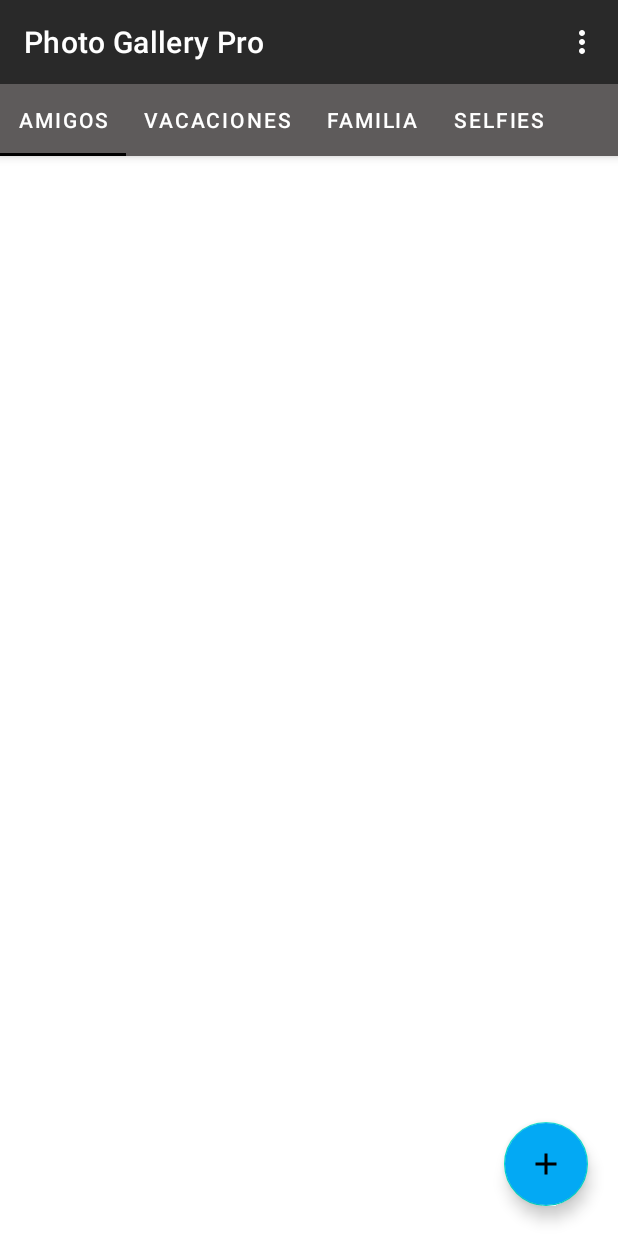
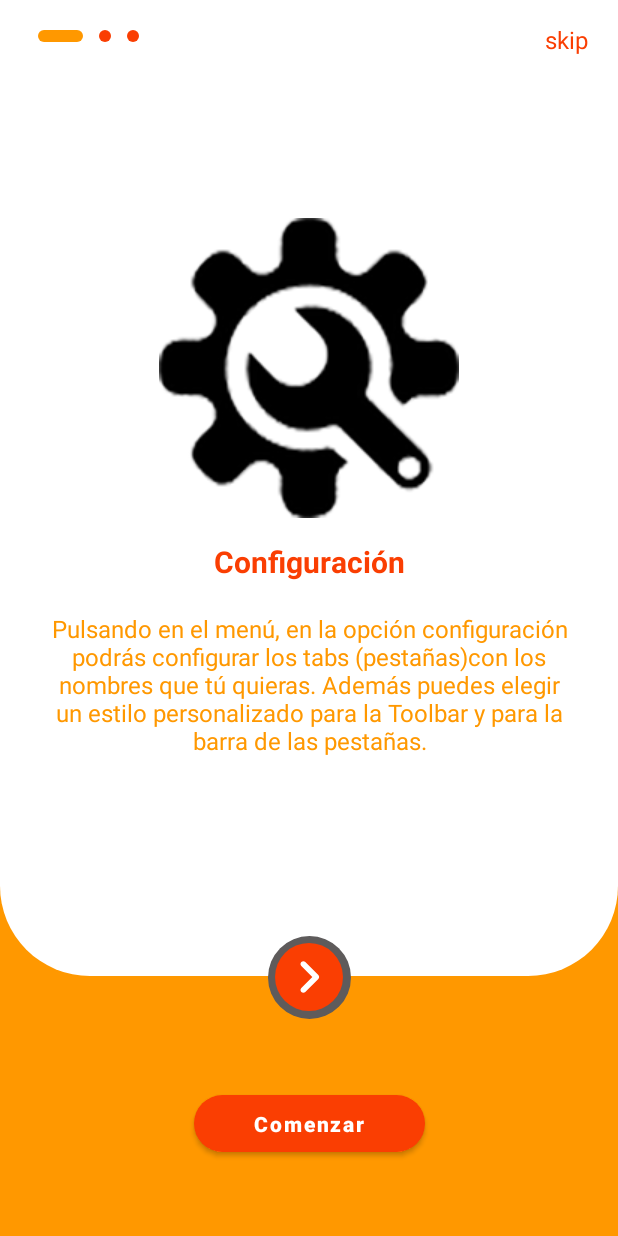
Before and after one commit to joseolivagarcia/PhotoGalleryPro, an Android app: the screen it shows after launch (MainActivity before the commit, OnBoardingActivity after it), on a phone screen of 412 x 824 dp. Run offline under Robolectric (Android 15) with nearby library versions, the phone set to English and light mode, and no system bars.

Commit message:
Añadida pantalla onboarding para instrucciones

```diff
--- /dev/null
+++ b/app/src/main/java/joseoliva/com/photogallerypro/adapter/OnboardingItemsAdapter.kt
@@ -0,0 +1,45 @@
+package joseoliva.com.photogallerypro.adapter
+
+import android.view.LayoutInflater
+import android.view.View
+import android.view.ViewGroup
+import android.widget.ImageView
+import android.widget.TextView
+import androidx.recyclerview.widget.RecyclerView
+import joseoliva.com.photogallerypro.R
+import joseoliva.com.photogallerypro.onboardingscreen.OnboardingItem
+
+class OnboardingItemsAdapter(private val onboardingItems: List<OnboardingItem>): RecyclerView.Adapter<OnboardingItemsAdapter.OnboardingItemViewHolder>() {
+
+    override fun onCreateViewHolder(parent: ViewGroup, viewType: Int): OnboardingItemViewHolder {
+        return OnboardingItemViewHolder(
+            LayoutInflater.from(parent.context).inflate(
+                R.layout.onboarding_item_container,
+                parent,
+                false
+            )
+        )
+    }
+
+    override fun onBindViewHolder(holder: OnboardingItemViewHolder, position: Int) {
+        holder.bind(onboardingItems[position])
+    }
+
+    override fun getItemCount(): Int {
+        return onboardingItems.size
+    }
+
+    inner class OnboardingItemViewHolder(view: View): RecyclerView.ViewHolder(view){
+        //inicio los datos a rellenar del item y los relleno con lo que haya en cada uno
+
+        private val imageOnboarding = view.findViewById<ImageView>(R.id.imageOnBoarding)
+        private val textTitle = view.findViewById<TextView>(R.id.textTitle)
+        private val textDescription = view.findViewById<TextView>(R.id.textDescription)
+
+        fun bind(onboardingItem: OnboardingItem){
+            imageOnboarding.setImageResource(onboardingItem.onboardingImage)
+            textTitle.text = onboardingItem.tittle
+            textDescription.text = onboardingItem.description
+        }
+    }
+}
--- /dev/null
+++ b/app/src/main/java/joseoliva/com/photogallerypro/onboardingscreen/OnBoardingActivity.kt
@@ -0,0 +1,135 @@
+package joseoliva.com.photogallerypro.onboardingscreen
+
+import android.content.Intent
+import androidx.appcompat.app.AppCompatActivity
+import android.os.Bundle
+import android.view.ViewGroup.LayoutParams.WRAP_CONTENT
+import android.widget.ImageView
+import android.widget.LinearLayout
+import android.widget.TextView
+import androidx.core.content.ContextCompat
+import androidx.recyclerview.widget.RecyclerView
+import androidx.viewpager2.widget.ViewPager2
+import com.google.android.material.button.MaterialButton
+import joseoliva.com.photogallerypro.MainActivity
+import joseoliva.com.photogallerypro.R
+import joseoliva.com.photogallerypro.adapter.OnboardingItemsAdapter
+
+class OnBoardingActivity : AppCompatActivity() {
+
+    //referencio el adappter
+    private lateinit var onboardingItemsAdapter: OnboardingItemsAdapter
+    private lateinit var indicatorsContainer: LinearLayout
+
+    override fun onCreate(savedInstanceState: Bundle?) {
+        super.onCreate(savedInstanceState)
+        setContentView(R.layout.activity_on_boarding)
+
+        setOnboardingItems()
+        setupIndicators() //esta es la fun que dibuja los tres puntos
+        setCurrentIndicator(0)
+    }
+
+    private fun setOnboardingItems(){
+
+        onboardingItemsAdapter = OnboardingItemsAdapter(
+            listOf(
+                //creo los items que vaya a necesitar
+            OnboardingItem(
+                onboardingImage = R.drawable.icosettings,
+                tittle = "Configuración",
+                description = "Pulsando en el menú, en la opción configuración podrás configurar los tabs (pestañas)" +
+                        "con los nombres que tú quieras. Además puedes elegir un estilo personalizado para la Toolbar y " +
+                        "para la barra de las pestañas."
+            ),
+                OnboardingItem(
+                    onboardingImage = R.drawable.icopapelera,
+                    tittle = "Borrar todas las imágenes",
+                    description = "Pulsando en el menú en la opción borrar imágenes, eliminarás todas las imágenes de todas " +
+                            "las pestañas..."
+                ),
+                OnboardingItem(
+                    onboardingImage = R.drawable.icoadd,
+                    tittle = "Añadir fotografía",
+                    description = "Pulsando en el símbolo + en cada pestaña, podrás seleccionar una fotografía de tu galería."
+                )
+            )
+        )
+        //inicializo el viewpager y le paso el adapter
+        val onboardingViewPager = findViewById<ViewPager2>(R.id.onboardingviewpager)
+        onboardingViewPager.adapter = onboardingItemsAdapter
+        //esto es para los puntos de arriba a la izda del viewpager
+        onboardingViewPager.registerOnPageChangeCallback(object:
+        ViewPager2.OnPageChangeCallback(){
+            override fun onPageSelected(position: Int) {
+                super.onPageSelected(position)
+                setCurrentIndicator(position)
+            }
+        })
+        (onboardingViewPager.getChildAt(0) as RecyclerView).overScrollMode = RecyclerView.OVER_SCROLL_NEVER
+
+        //para dar funcionalidad a los botones
+        findViewById<ImageView>(R.id.imageNext).setOnClickListener {
+            if(onboardingViewPager.currentItem +1 < onboardingItemsAdapter.itemCount){
+                onboardingViewPager.currentItem += 1
+            }else{
+                navigateToMainActivity()
+            }
+        }
+        findViewById<TextView>(R.id.textskip).setOnClickListener {
+            navigateToMainActivity()
+        }
+        findViewById<MaterialButton>(R.id.buttongetstarted).setOnClickListener {
+            navigateToMainActivity()
+        }
+    }
+
+    private fun navigateToMainActivity(){
+        startActivity(Intent(applicationContext,MainActivity::class.java))
+        finish()
+    }
+
+    //esta funcion es para mostrar los tres puntos en el linearlayout que tenemos arriba a la izda en el viewpager
+    private fun setupIndicators(){
+        indicatorsContainer = findViewById(R.id.indicatorsContainer)
+        val indicators = arrayOfNulls<ImageView>(onboardingItemsAdapter.itemCount)
+        val layoutParams: LinearLayout.LayoutParams =
+            LinearLayout.LayoutParams(WRAP_CONTENT, WRAP_CONTENT)
+        layoutParams.setMargins(8,0,8,0)
+        for(i in indicators.indices){
+            indicators[i] = ImageView(applicationContext)
+            indicators[i]?.let {
+                it.setImageDrawable(
+                    ContextCompat.getDrawable(
+                        applicationContext,
+                        R.drawable.indicator_inactive_background
+                    )
+                )
+                it.layoutParams = layoutParams
+                indicatorsContainer.addView(it)
+            }
+        }
+    }
+
+    private fun setCurrentIndicator(position: Int){
+        val childCount = indicatorsContainer.childCount
+        for (i in 0 until childCount){
+            val imageView = indicatorsContainer.getChildAt(i) as ImageView
+            if(i == position){
+                imageView.setImageDrawable(
+                    ContextCompat.getDrawable(
+                        applicationContext,
+                        R.drawable.indicator_active_background
+                    )
+                )
+            }else{
+                imageView.setImageDrawable(
+                    ContextCompat.getDrawable(
+                        applicationContext,
+                        R.drawable.indicator_inactive_background
+                    )
+                )
+            }
+        }
+    }
+}
--- /dev/null
+++ b/app/src/main/java/joseoliva/com/photogallerypro/onboardingscreen/OnboardingItem.kt
@@ -0,0 +1,7 @@
+package joseoliva.com.photogallerypro.onboardingscreen
+//este es el objeto que va a rellenar cada pagina del viewpager
+data class OnboardingItem (
+    val onboardingImage: Int,
+    val tittle: String,
+    val description: String
+    )
--- a/app/src/main/java/joseoliva/com/photogallerypro/splashscreen/SplashScreen.kt
+++ b/app/src/main/java/joseoliva/com/photogallerypro/splashscreen/SplashScreen.kt
@@ -5,10 +5,11 @@ import androidx.appcompat.app.AppCompatActivity
 import android.os.Bundle
 import joseoliva.com.photogallerypro.MainActivity
 import joseoliva.com.photogallerypro.R
+import joseoliva.com.photogallerypro.onboardingscreen.OnBoardingActivity
 
 class SplashScreen : AppCompatActivity() {
     override fun onCreate(savedInstanceState: Bundle?) {
         super.onCreate(savedInstanceState)
-        startActivity(Intent(this,MainActivity::class.java))
+        startActivity(Intent(this,OnBoardingActivity::class.java))
     }
 }
--- /dev/null
+++ b/app/src/main/res/drawable/ic_right.xml
@@ -0,0 +1,5 @@
+<vector android:autoMirrored="true" android:height="24dp"
+    android:tint="#000000" android:viewportHeight="24"
+    android:viewportWidth="24" android:width="24dp" xmlns:android="http://schemas.android.com/apk/res/android">
+    <path android:fillColor="@android:color/white" android:pathData="M9.29,15.88L13.17,12 9.29,8.12c-0.39,-0.39 -0.39,-1.02 0,-1.41 0.39,-0.39 1.02,-0.39 1.41,0l4.59,4.59c0.39,0.39 0.39,1.02 0,1.41L10.7,17.3c-0.39,0.39 -1.02,0.39 -1.41,0 -0.38,-0.39 -0.39,-1.03 0,-1.42z"/>
+</vector>
--- /dev/null
+++ b/app/src/main/res/drawable/icon_background.xml
@@ -0,0 +1,6 @@
+<?xml version="1.0" encoding="utf-8"?>
+<shape xmlns:android="http://schemas.android.com/apk/res/android"
+    android:shape="oval">
+    <solid android:color="@color/orange1"/>
+
+</shape>
--- /dev/null
+++ b/app/src/main/res/drawable/icon_outer_background.xml
@@ -0,0 +1,6 @@
+<?xml version="1.0" encoding="utf-8"?>
+<shape xmlns:android="http://schemas.android.com/apk/res/android"
+    android:shape="oval">
+    <solid android:color="@color/grey"/>
+
+</shape>
--- /dev/null
+++ b/app/src/main/res/drawable/indicator_active_background.xml
@@ -0,0 +1,9 @@
+<?xml version="1.0" encoding="utf-8"?>
+<shape xmlns:android="http://schemas.android.com/apk/res/android"
+    android:shape="rectangle">
+    <solid android:color="@color/orange"/>
+    <size android:height="8dp"
+        android:width="30dp"/>
+    <corners android:radius="20dp"/>
+
+</shape>
--- /dev/null
+++ b/app/src/main/res/drawable/indicator_inactive_background.xml
@@ -0,0 +1,8 @@
+<?xml version="1.0" encoding="utf-8"?>
+<shape xmlns:android="http://schemas.android.com/apk/res/android"
+    android:shape="oval">
+    <solid android:color="@color/orange1"/>
+    <size android:width="8dp"
+        android:height="8dp"/>
+
+</shape>
--- /dev/null
+++ b/app/src/main/res/drawable/view_pager_background.xml
@@ -0,0 +1,9 @@
+<?xml version="1.0" encoding="utf-8"?>
+<shape xmlns:android="http://schemas.android.com/apk/res/android"
+    android:shape="rectangle">
+    <solid android:color="@color/white"/>
+    <corners
+        android:bottomLeftRadius="60dp"
+        android:bottomRightRadius="60dp"/>
+
+</shape>
--- /dev/null
+++ b/app/src/main/res/layout/activity_on_boarding.xml
@@ -0,0 +1,91 @@
+<?xml version="1.0" encoding="utf-8"?>
+<androidx.constraintlayout.widget.ConstraintLayout xmlns:android="http://schemas.android.com/apk/res/android"
+    xmlns:app="http://schemas.android.com/apk/res-auto"
+    xmlns:tools="http://schemas.android.com/tools"
+    android:layout_width="match_parent"
+    android:layout_height="match_parent"
+    android:background="@color/orange"
+    tools:context=".onboardingscreen.OnBoardingActivity">
+
+    <androidx.viewpager2.widget.ViewPager2
+        android:id="@+id/onboardingviewpager"
+        android:layout_width="match_parent"
+        android:layout_height="0dp"
+        android:background="@drawable/view_pager_background"
+        app:layout_constraintBottom_toTopOf="@id/viewCenterOfNext"
+        app:layout_constraintTop_toTopOf="parent"/>
+
+    <LinearLayout
+        android:id="@+id/indicatorsContainer"
+        android:layout_width="wrap_content"
+        android:layout_height="wrap_content"
+        android:layout_marginStart="20dp"
+        android:layout_marginLeft="20dp"
+        android:layout_marginTop="20dp"
+        android:orientation="horizontal"
+        app:layout_constraintStart_toStartOf="parent"
+        app:layout_constraintTop_toTopOf="parent"/>
+
+    <TextView
+        android:id="@+id/textskip"
+        android:layout_width="wrap_content"
+        android:layout_height="wrap_content"
+        android:layout_marginTop="15dp"
+        android:layout_marginEnd="20dp"
+        android:layout_marginRight="20dp"
+        android:text="@string/skip"
+        android:textColor="@color/orange1"
+        android:textSize="16sp"
+        app:layout_constraintEnd_toEndOf="parent"
+        app:layout_constraintTop_toTopOf="parent"/>
+
+    <View
+        android:layout_width="55dp"
+        android:layout_height="55dp"
+        android:background="@drawable/icon_outer_background"
+        app:layout_constraintTop_toTopOf="@id/imageNext"
+        app:layout_constraintBottom_toBottomOf="@id/imageNext"
+        app:layout_constraintStart_toStartOf="@id/imageNext"
+        app:layout_constraintEnd_toEndOf="@id/imageNext"/>
+
+    <View
+        android:id="@+id/viewCenterOfNext"
+        android:layout_width="1dp"
+        android:layout_height="1dp"
+        app:layout_constraintBottom_toBottomOf="@id/imageNext"
+        app:layout_constraintEnd_toEndOf="@id/imageNext"
+        app:layout_constraintStart_toStartOf="@id/imageNext"
+        app:layout_constraintTop_toTopOf="@id/imageNext"/>
+
+    <ImageView
+        android:id="@+id/imageNext"
+        android:layout_width="45dp"
+        android:layout_height="45dp"
+        android:layout_marginBottom="50dp"
+        android:background="@drawable/icon_background"
+        android:contentDescription="@string/app_name"
+        android:src="@drawable/ic_right"
+        app:layout_constraintBottom_toTopOf="@id/buttongetstarted"
+        app:layout_constraintStart_toStartOf="parent"
+        app:layout_constraintEnd_toEndOf="parent"
+        app:tint="@color/white"/>
+
+    <com.google.android.material.button.MaterialButton
+        android:id="@+id/buttongetstarted"
+        android:layout_width="wrap_content"
+        android:layout_height="50dp"
+        android:layout_marginBottom="50dp"
+        android:paddingStart="40dp"
+        android:paddingEnd="40dp"
+        android:text="@string/comenzar"
+        android:textAllCaps="false"
+        android:textSize="14sp"
+        android:textStyle="bold"
+        app:backgroundTint="@color/orange1"
+        app:cornerRadius="20dp"
+        app:layout_constraintBottom_toBottomOf="parent"
+        app:layout_constraintEnd_toEndOf="parent"
+        app:layout_constraintStart_toStartOf="parent" />
+
+
+</androidx.constraintlayout.widget.ConstraintLayout>
--- /dev/null
+++ b/app/src/main/res/layout/onboarding_item_container.xml
@@ -0,0 +1,37 @@
+<?xml version="1.0" encoding="utf-8"?>
+<LinearLayout xmlns:android="http://schemas.android.com/apk/res/android"
+    android:orientation="vertical"
+    android:layout_width="match_parent"
+    android:layout_height="match_parent"
+    android:gravity="center">
+
+    <ImageView
+        android:id="@+id/imageOnBoarding"
+        android:layout_width="200dp"
+        android:layout_height="200dp"
+        android:adjustViewBounds="true"
+        android:contentDescription="@string/app_name"/>
+
+    <TextView
+        android:id="@+id/textTitle"
+        android:layout_width="match_parent"
+        android:layout_height="wrap_content"
+        android:layout_marginTop="15dp"
+        android:gravity="center"
+        android:textColor="@color/orange1"
+        android:textSize="20sp"
+        android:textStyle="bold"/>
+
+    <TextView
+        android:id="@+id/textDescription"
+        android:layout_width="match_parent"
+        android:layout_height="wrap_content"
+        android:layout_marginStart="30dp"
+        android:layout_marginTop="20dp"
+        android:layout_marginEnd="30dp"
+        android:gravity="center"
+        android:textColor="@color/orange"
+        android:textSize="16sp"/>
+
+
+</LinearLayout>
--- a/app/src/main/res/values/strings.xml
+++ b/app/src/main/res/values/strings.xml
@@ -10,4 +10,6 @@
     <string name="divertido">Divertido</string>
     <string name="melancolico">Melancólico</string>
     <string name="btnguardar">GUARDAR</string>
+    <string name="comenzar">Comenzar</string>
+    <string name="skip">skip</string>
 </resources>
```
Also changed, not shown: app/src/main/AndroidManifest.xml (+12 -9 lines), app/src/main/res/drawable/icoadd.png (added), app/src/main/res/drawable/icopapelera.png (added), app/src/main/res/drawable/icosettings.png (added).
